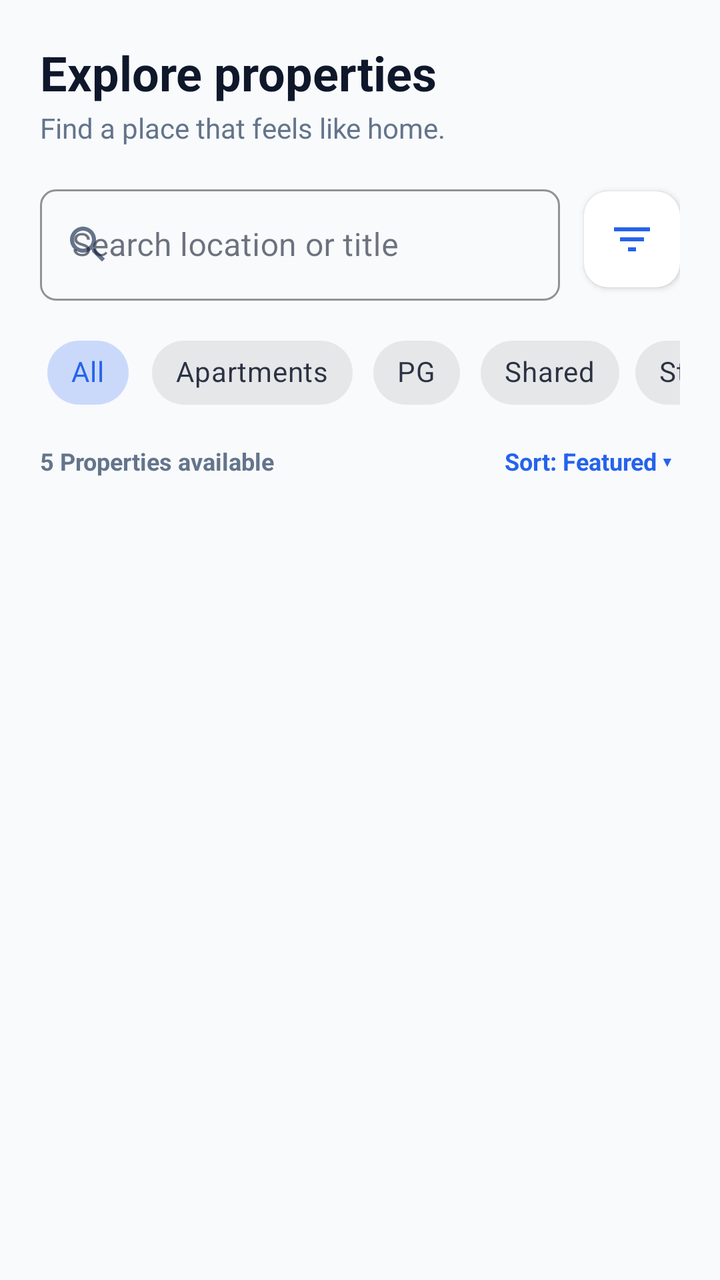
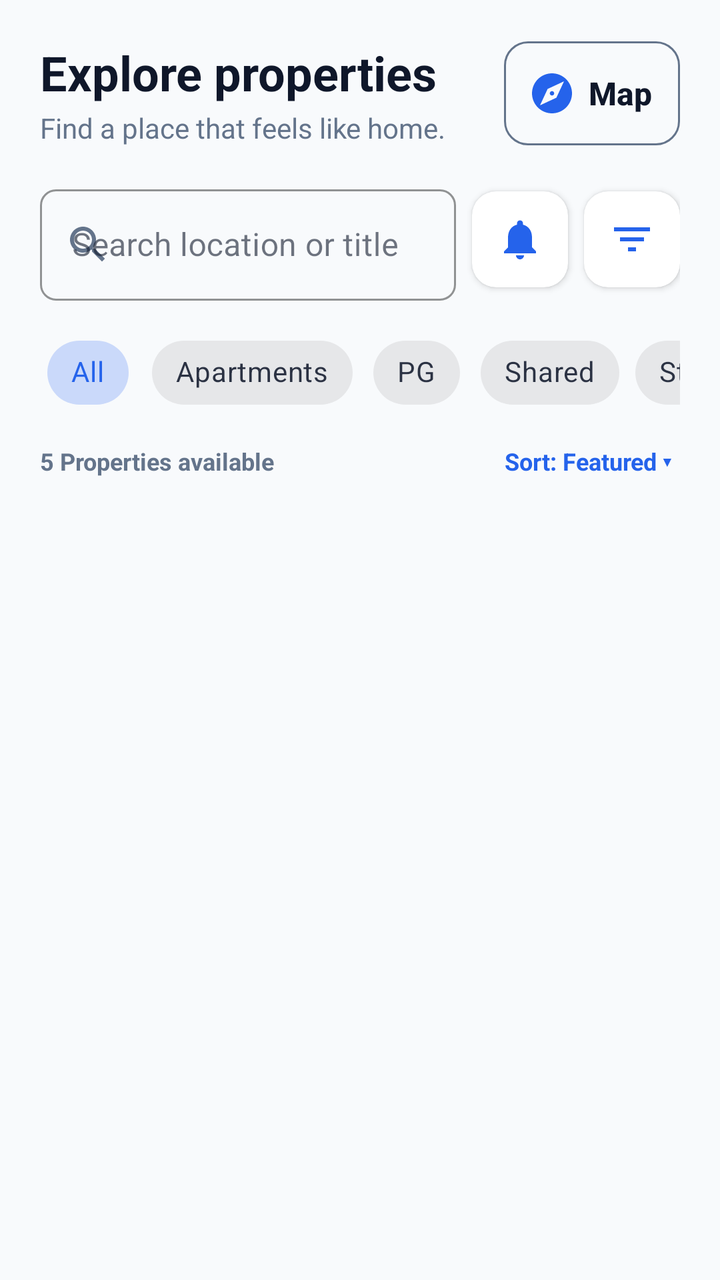

Compare the two renders of this Android layout. The source of the first and the diff that turns it into the second are given below.
<!-- AndroidManifest.xml: application theme Theme.RentMate -->
<!-- res/layout/fragment_explore.xml -->
<?xml version="1.0" encoding="utf-8"?>
<LinearLayout xmlns:android="http://schemas.android.com/apk/res/android"
    xmlns:app="http://schemas.android.com/apk/res-auto"
    android:layout_width="match_parent"
    android:layout_height="match_parent"
    android:orientation="vertical"
    android:background="@color/background"
    android:paddingHorizontal="20dp"
    android:paddingTop="20dp">

    
    <TextView
        android:layout_width="wrap_content"
        android:layout_height="wrap_content"
        android:text="Explore properties"
        android:textColor="@color/dark_navy"
        android:textSize="24sp"
        android:textStyle="bold" />

    <TextView
        android:layout_width="wrap_content"
        android:layout_height="wrap_content"
        android:text="Find a place that feels like home."
        android:textColor="@color/slate"
        android:textSize="14sp"
        android:layout_marginTop="2dp" />

    
    <LinearLayout
        android:layout_width="match_parent"
        android:layout_height="wrap_content"
        android:orientation="horizontal"
        android:gravity="center_vertical"
        android:layout_marginTop="16dp">

        <com.google.android.material.textfield.TextInputLayout
            android:id="@+id/tilSearch"
            style="@style/Widget.RentMate.TextInputLayout"
            android:layout_width="0dp"
            android:layout_height="wrap_content"
            android:layout_weight="1"
            android:hint="Search location or title"
            app:startIconDrawable="@drawable/ic_search"
            app:startIconTint="@color/slate">

            <com.google.android.material.textfield.TextInputEditText
                android:id="@+id/etSearch"
                android:layout_width="match_parent"
                android:layout_height="wrap_content"
                android:inputType="text"
                android:imeOptions="actionSearch" />
        </com.google.android.material.textfield.TextInputLayout>

        <com.google.android.material.card.MaterialCardView
            android:id="@+id/btnFilter"
            android:layout_width="48dp"
            android:layout_height="48dp"
            android:layout_marginStart="12dp"
            app:cardCornerRadius="12dp"
            app:cardElevation="2dp"
            app:strokeWidth="0dp">

            <ImageView
                android:layout_width="24dp"
                android:layout_height="24dp"
                android:layout_gravity="center"
                android:src="@drawable/ic_filter"
                app:tint="@color/primary"
                android:contentDescription="Filter Options" />
        </com.google.android.material.card.MaterialCardView>
    </LinearLayout>

    
    <HorizontalScrollView
        android:layout_width="match_parent"
        android:layout_height="wrap_content"
        android:scrollbars="none"
        android:layout_marginTop="12dp">

        <com.google.android.material.chip.ChipGroup
            android:id="@+id/chipGroupCategories"
            android:layout_width="wrap_content"
            android:layout_height="wrap_content"
            app:singleSelection="true"
            app:singleLine="true">

            <com.google.android.material.chip.Chip
                android:id="@+id/chipAll"
                style="@style/Widget.MaterialComponents.Chip.Choice"
                android:layout_width="wrap_content"
                android:layout_height="wrap_content"
                android:text="All"
                android:checked="true" />

            <com.google.android.material.chip.Chip
                android:id="@+id/chipApartments"
                style="@style/Widget.MaterialComponents.Chip.Choice"
                android:layout_width="wrap_content"
                android:layout_height="wrap_content"
                android:text="Apartments" />

            <com.google.android.material.chip.Chip
                android:id="@+id/chipPG"
                style="@style/Widget.MaterialComponents.Chip.Choice"
                android:layout_width="wrap_content"
                android:layout_height="wrap_content"
                android:text="PG" />

            <com.google.android.material.chip.Chip
                android:id="@+id/chipShared"
                style="@style/Widget.MaterialComponents.Chip.Choice"
                android:layout_width="wrap_content"
                android:layout_height="wrap_content"
                android:text="Shared" />

            <com.google.android.material.chip.Chip
                android:id="@+id/chipStudio"
                style="@style/Widget.MaterialComponents.Chip.Choice"
                android:layout_width="wrap_content"
                android:layout_height="wrap_content"
                android:text="Studio" />
        </com.google.android.material.chip.ChipGroup>
    </HorizontalScrollView>

    
    <RelativeLayout
        android:layout_width="match_parent"
        android:layout_height="wrap_content"
        android:layout_marginTop="8dp"
        android:layout_marginBottom="8dp">

        <TextView
            android:id="@+id/tvResultCount"
            android:layout_width="wrap_content"
            android:layout_height="wrap_content"
            android:layout_alignParentStart="true"
            android:layout_centerVertical="true"
            android:text="5 Properties available"
            android:textColor="@color/slate"
            android:textSize="12sp"
            android:textStyle="bold" />

        <TextView
            android:id="@+id/tvSort"
            android:layout_width="wrap_content"
            android:layout_height="wrap_content"
            android:layout_alignParentEnd="true"
            android:layout_centerVertical="true"
            android:text="Sort: Featured ▾"
            android:textColor="@color/primary"
            android:textSize="12sp"
            android:textStyle="bold"
            android:padding="4dp" />
    </RelativeLayout>

    
    <androidx.recyclerview.widget.RecyclerView
        android:id="@+id/rvProperties"
        android:layout_width="match_parent"
        android:layout_height="0dp"
        android:layout_weight="1"
        android:clipToPadding="false"
        android:paddingBottom="16dp" />

</LinearLayout>
<!-- resources referenced by this layout -->
<resources>
  <color name="background">#F8FAFC</color>
  <color name="dark_navy">#0F172A</color>
  <color name="primary">#2563EB</color>
  <color name="slate">#64748B</color>
  <!-- drawable ic_filter (drawable) -->
  <vector xmlns:android="http://schemas.android.com/apk/res/android"
      android:width="24dp"
      android:height="24dp"
      android:viewportWidth="24"
      android:viewportHeight="24">
      <path
          android:fillColor="#FF000000"
          android:pathData="M10,18h4v-2h-4v2zM3,6v2h18L21,6L3,6zM6,13h12v-2L6,11v2z"/>
  </vector>
  <style name="Theme.RentMate" parent="Base.Theme.RentMate" />
  <dimen name="corner_radius_small">8dp</dimen>
  <color name="primary_dark">#1D4ED8</color>
  <color name="white">#FFFFFF</color>
  <color name="emerald">#10B981</color>
  <color name="coral">#F43F5E</color>
  <style name="Widget.RentMate.CardView" parent="Widget.MaterialComponents.CardView">
          <item name="cardCornerRadius">@dimen/corner_radius_large</item>
          <item name="cardElevation">@dimen/card_elevation</item>
          <item name="cardBackgroundColor">@color/white</item>
          <item name="strokeWidth">0dp</item>
      </style>
  <style name="Widget.RentMate.Button" parent="Widget.MaterialComponents.Button">
          <item name="cornerRadius">@dimen/corner_radius_medium</item>
          <item name="android:paddingTop">14dp</item>
          <item name="android:paddingBottom">14dp</item>
          <item name="android:minHeight">@dimen/button_height</item>
          <item name="android:insetTop">0dp</item>
          <item name="android:insetBottom">0dp</item>
          <item name="android:textAppearance">@style/TextAppearance.RentMate.Button</item>
      </style>
  <dimen name="corner_radius_large">16dp</dimen>
  <dimen name="card_elevation">2dp</dimen>
  <dimen name="corner_radius_medium">12dp</dimen>
  <dimen name="button_height">52dp</dimen>
  <style name="TextAppearance.RentMate.Button" parent="TextAppearance.MaterialComponents.Button">
          <item name="android:textSize">16sp</item>
          <item name="android:textStyle">bold</item>
          <item name="android:textAllCaps">false</item>
          <item name="android:letterSpacing">0</item>
      </style>
  <!-- unchanged entries left out for length: 3 -->
</resources>

<!-- the commit's change to res/layout/fragment_explore.xml (unified diff, before → after) -->
@@ -9,21 +9,46 @@
     android:paddingTop="20dp">
 
     
-    <TextView
-        android:layout_width="wrap_content"
-        android:layout_height="wrap_content"
-        android:text="Explore properties"
-        android:textColor="@color/dark_navy"
-        android:textSize="24sp"
-        android:textStyle="bold" />
-
-    <TextView
-        android:layout_width="wrap_content"
-        android:layout_height="wrap_content"
-        android:text="Find a place that feels like home."
-        android:textColor="@color/slate"
-        android:textSize="14sp"
-        android:layout_marginTop="2dp" />
+    <RelativeLayout
+        android:layout_width="match_parent"
+        android:layout_height="wrap_content">
+
+        <LinearLayout
+            android:layout_width="wrap_content"
+            android:layout_height="wrap_content"
+            android:orientation="vertical"
+            android:layout_alignParentStart="true"
+            android:layout_toStartOf="@id/btnToggleMapList">
+
+            <TextView
+                android:layout_width="wrap_content"
+                android:layout_height="wrap_content"
+                android:text="Explore properties"
+                android:textColor="@color/dark_navy"
+                android:textSize="24sp"
+                android:textStyle="bold" />
+
+            <TextView
+                android:layout_width="wrap_content"
+                android:layout_height="wrap_content"
+                android:text="Find a place that feels like home."
+                android:textColor="@color/slate"
+                android:textSize="14sp"
+                android:layout_marginTop="2dp" />
+        </LinearLayout>
+
+        <com.google.android.material.button.MaterialButton
+            android:id="@+id/btnToggleMapList"
+            style="@style/Widget.RentMate.Button.Outlined"
+            android:layout_width="wrap_content"
+            android:layout_height="wrap_content"
+            android:layout_alignParentEnd="true"
+            android:layout_centerVertical="true"
+            android:text="Map"
+            app:icon="@drawable/ic_explore"
+            app:iconTint="@color/primary"
+            android:paddingHorizontal="12dp" />
+    </RelativeLayout>
 
     
     <LinearLayout
@@ -52,10 +77,28 @@
         </com.google.android.material.textfield.TextInputLayout>
 
         <com.google.android.material.card.MaterialCardView
+            android:id="@+id/btnMyLocation"
+            android:layout_width="48dp"
+            android:layout_height="48dp"
+            android:layout_marginStart="8dp"
+            app:cardCornerRadius="12dp"
+            app:cardElevation="2dp"
+            app:strokeWidth="0dp">
+
+            <ImageView
+                android:layout_width="24dp"
+                android:layout_height="24dp"
+                android:layout_gravity="center"
+                android:src="@drawable/ic_notifications"
+                app:tint="@color/primary"
+                android:contentDescription="My Location" />
+        </com.google.android.material.card.MaterialCardView>
+
+        <com.google.android.material.card.MaterialCardView
             android:id="@+id/btnFilter"
             android:layout_width="48dp"
             android:layout_height="48dp"
-            android:layout_marginStart="12dp"
+            android:layout_marginStart="8dp"
             app:cardCornerRadius="12dp"
             app:cardElevation="2dp"
             app:strokeWidth="0dp">
@@ -154,12 +197,24 @@
     </RelativeLayout>
 
     
-    <androidx.recyclerview.widget.RecyclerView
-        android:id="@+id/rvProperties"
+    <FrameLayout
         android:layout_width="match_parent"
         android:layout_height="0dp"
-        android:layout_weight="1"
-        android:clipToPadding="false"
-        android:paddingBottom="16dp" />
+        android:layout_weight="1">
+
+        <androidx.recyclerview.widget.RecyclerView
+            android:id="@+id/rvProperties"
+            android:layout_width="match_parent"
+            android:layout_height="match_parent"
+            android:clipToPadding="false"
+            android:paddingBottom="16dp" />
+
+        <FrameLayout
+            android:id="@+id/mapContainer"
+            android:layout_width="match_parent"
+            android:layout_height="match_parent"
+            android:visibility="gone" />
+
+    </FrameLayout>
 
 </LinearLayout>
<!-- resource entries referenced after the edit -->
@@ -4,6 +4,16 @@
   <color name="dark_navy">#0F172A</color>
   <color name="primary">#2563EB</color>
   <color name="slate">#64748B</color>
+  <!-- drawable ic_explore (drawable) -->
+  <vector xmlns:android="http://schemas.android.com/apk/res/android"
+      android:width="24dp"
+      android:height="24dp"
+      android:viewportWidth="24"
+      android:viewportHeight="24">
+      <path
+          android:fillColor="#FF000000"
+          android:pathData="M12,2C6.48,2 2,6.48 2,12s4.48,10 10,10 10,-4.48 10,-10S17.52,2 12,2zM14.19,14.19L6,18l3.81,-8.19L18,6l-3.81,8.19zM12,10.9c-.61,0 -1.1,.49 -1.1,1.1s.49,1.1 1.1,1.1 1.1,-.49 1.1,-1.1 -.49,-1.1 -1.1,-1.1z"/>
+  </vector>
   <!-- drawable ic_filter (drawable) -->
   <vector xmlns:android="http://schemas.android.com/apk/res/android"
       android:width="24dp"
@@ -14,6 +24,27 @@
           android:fillColor="#FF000000"
           android:pathData="M10,18h4v-2h-4v2zM3,6v2h18L21,6L3,6zM6,13h12v-2L6,11v2z"/>
   </vector>
+  <!-- drawable ic_notifications (drawable) -->
+  <vector xmlns:android="http://schemas.android.com/apk/res/android"
+      android:width="24dp"
+      android:height="24dp"
+      android:viewportWidth="24"
+      android:viewportHeight="24">
+      <path
+          android:fillColor="#FF000000"
+          android:pathData="M12,22c1.1,0 2,-0.9 2,-2h-4c0,1.1 0.89,2 2,2zM18,16v-5c0-3.07 -1.64-5.64-4.5-6.32V4c0-0.83-0.67-1.5-1.5-1.5s-1.5,0.67-1.5,1.5v0.68C7.63,5.36 6,7.92 6,11v5l-2,2v1h16v-1l-2-2z"/>
+  </vector>
+  <style name="Widget.RentMate.Button.Outlined" parent="Widget.MaterialComponents.Button.OutlinedButton">
+          <item name="cornerRadius">@dimen/corner_radius_medium</item>
+          <item name="android:paddingTop">14dp</item>
+          <item name="android:paddingBottom">14dp</item>
+          <item name="android:minHeight">@dimen/button_height</item>
+          <item name="android:insetTop">0dp</item>
+          <item name="android:insetBottom">0dp</item>
+          <item name="strokeColor">@color/slate</item>
+          <item name="android:textColor">@color/dark_navy</item>
+          <item name="android:textAppearance">@style/TextAppearance.RentMate.Button</item>
+      </style>
   <style name="Theme.RentMate" parent="Base.Theme.RentMate" />
   <dimen name="corner_radius_small">8dp</dimen>
   <color name="primary_dark">#1D4ED8</color>
